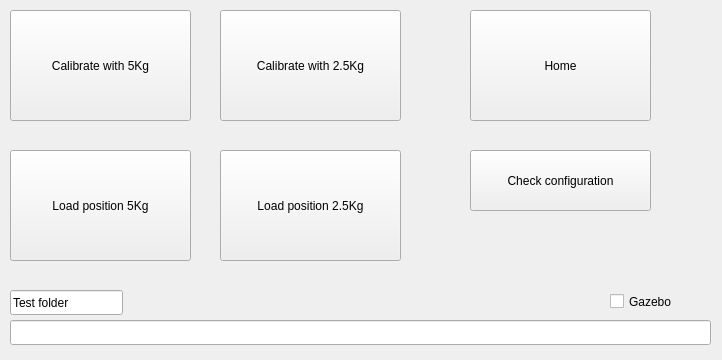
This is src/blocktestexecutor/mainwindow.ui in robotology/blocktest as Qt 5 draws it before an edit. The edited form follows.
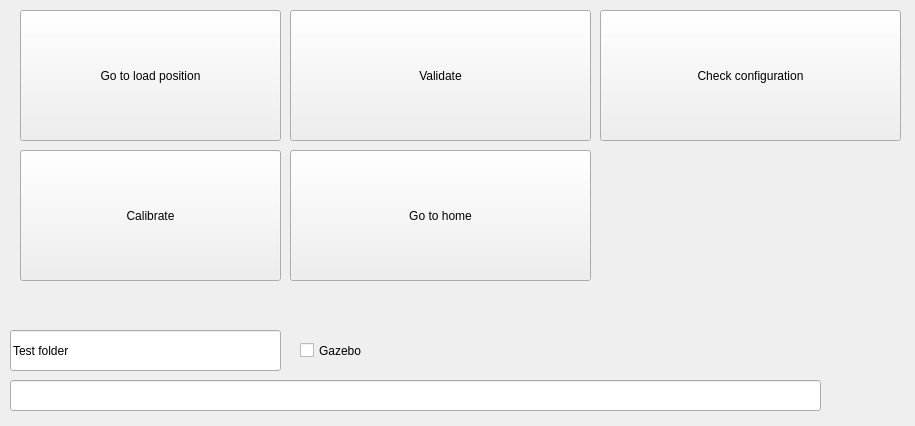
This is the edited form. Icons and pictures are not drawn.

The edit to the form file:
```diff
--- a/src/blocktestexecutor/mainwindow.ui
+++ b/src/blocktestexecutor/mainwindow.ui
@@ -6,8 +6,8 @@
    <rect>
     <x>0</x>
     <y>0</y>
-    <width>722</width>
-    <height>360</height>
+    <width>915</width>
+    <height>426</height>
    </rect>
   </property>
   <property name="sizePolicy">
@@ -23,78 +23,52 @@
    <widget class="QPushButton" name="calibrate5kg">
     <property name="geometry">
      <rect>
-      <x>10</x>
-      <y>10</y>
-      <width>181</width>
-      <height>111</height>
+      <x>20</x>
+      <y>150</y>
+      <width>261</width>
+      <height>131</height>
      </rect>
     </property>
     <property name="text">
-     <string>Calibrate with 5Kg</string>
+     <string>Calibrate</string>
     </property>
     <property name="flat">
      <bool>false</bool>
     </property>
    </widget>
-   <widget class="QPushButton" name="calibrate25kg">
-    <property name="geometry">
-     <rect>
-      <x>220</x>
-      <y>10</y>
-      <width>181</width>
-      <height>111</height>
-     </rect>
-    </property>
-    <property name="text">
-     <string>Calibrate with 2.5Kg</string>
-    </property>
-   </widget>
    <widget class="QPushButton" name="load5kg">
     <property name="geometry">
      <rect>
-      <x>10</x>
-      <y>150</y>
-      <width>181</width>
-      <height>111</height>
+      <x>20</x>
+      <y>10</y>
+      <width>261</width>
+      <height>131</height>
      </rect>
     </property>
     <property name="text">
-     <string>Load position 5Kg</string>
-    </property>
-   </widget>
-   <widget class="QPushButton" name="load25kg">
-    <property name="geometry">
-     <rect>
-      <x>220</x>
-      <y>150</y>
-      <width>181</width>
-      <height>111</height>
-     </rect>
-    </property>
-    <property name="text">
-     <string>Load position 2.5Kg</string>
+     <string>Go to load position</string>
     </property>
    </widget>
    <widget class="QPushButton" name="home">
     <property name="geometry">
      <rect>
-      <x>470</x>
-      <y>10</y>
-      <width>181</width>
-      <height>111</height>
+      <x>290</x>
+      <y>150</y>
+      <width>301</width>
+      <height>131</height>
      </rect>
     </property>
     <property name="text">
-     <string>Home</string>
+     <string>Go to home</string>
     </property>
    </widget>
    <widget class="QLineEdit" name="testfolderstr">
     <property name="geometry">
      <rect>
       <x>10</x>
-      <y>320</y>
-      <width>701</width>
-      <height>25</height>
+      <y>380</y>
+      <width>811</width>
+      <height>31</height>
      </rect>
     </property>
    </widget>
@@ -105,9 +79,9 @@
     <property name="geometry">
      <rect>
       <x>10</x>
-      <y>290</y>
-      <width>113</width>
-      <height>25</height>
+      <y>330</y>
+      <width>271</width>
+      <height>41</height>
      </rect>
     </property>
     <property name="text">
@@ -120,10 +94,10 @@
    <widget class="QPushButton" name="checkconfig">
     <property name="geometry">
      <rect>
-      <x>470</x>
-      <y>150</y>
-      <width>181</width>
-      <height>61</height>
+      <x>600</x>
+      <y>10</y>
+      <width>301</width>
+      <height>131</height>
      </rect>
     </property>
     <property name="text">
@@ -133,16 +107,59 @@
    <widget class="QCheckBox" name="Gazebo">
     <property name="geometry">
      <rect>
-      <x>610</x>
-      <y>290</y>
-      <width>92</width>
-      <height>23</height>
+      <x>300</x>
+      <y>330</y>
+      <width>261</width>
+      <height>41</height>
      </rect>
     </property>
     <property name="text">
      <string>Gazebo</string>
     </property>
    </widget>
+   <widget class="QPushButton" name="Validate">
+    <property name="geometry">
+     <rect>
+      <x>290</x>
+      <y>10</y>
+      <width>301</width>
+      <height>131</height>
+     </rect>
+    </property>
+    <property name="text">
+     <string>Validate</string>
+    </property>
+   </widget>
+   <widget class="QLabel" name="green">
+    <property name="geometry">
+     <rect>
+      <x>610</x>
+      <y>160</y>
+      <width>101</width>
+      <height>111</height>
+     </rect>
+    </property>
+    <property name="text">
+     <string>&lt;!DOCTYPE HTML PUBLIC &quot;-//W3C//DTD HTML 4.0//EN&quot; &quot;http://www.w3.org/TR/REC-html40/strict.dtd&quot;&gt;
+&lt;html&gt;&lt;head&gt;&lt;meta name=&quot;qrichtext&quot; content=&quot;1&quot; /&gt;&lt;style type=&quot;text/css&quot;&gt;
+p, li { white-space: pre-wrap; }
+&lt;/style&gt;&lt;/head&gt;&lt;body style=&quot; font-family:'Ubuntu'; font-size:11pt; font-weight:400; font-style:normal;&quot;&gt;
+&lt;p style=&quot; margin-top:0px; margin-bottom:0px; margin-left:0px; margin-right:0px; -qt-block-indent:0; text-indent:0px;&quot;&gt;&lt;img src=&quot;:/green/img/green.png&quot; /&gt;&lt;/p&gt;&lt;/body&gt;&lt;/html&gt;</string>
+    </property>
+   </widget>
+   <widget class="QLabel" name="red">
+    <property name="geometry">
+     <rect>
+      <x>740</x>
+      <y>160</y>
+      <width>111</width>
+      <height>101</height>
+     </rect>
+    </property>
+    <property name="text">
+     <string>&lt;html&gt;&lt;head/&gt;&lt;body&gt;&lt;p&gt;&lt;img src=&quot;:/red/img/red.png&quot;/&gt;&lt;/p&gt;&lt;/body&gt;&lt;/html&gt;</string>
+    </property>
+   </widget>
   </widget>
  </widget>
  <resources/>
```
